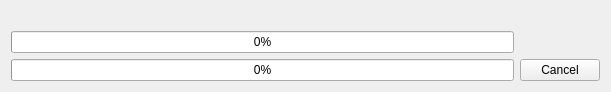
The window that manager2/progresswidget.ui (aix27249/mpkg) describes before a commit, drawn with Qt 5.
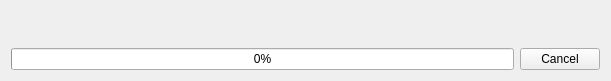
The same window after the commit.

Commit message: some of progress bars now works. again.

The edit to the form file:
```diff
--- a/manager2/progresswidget.ui
+++ b/manager2/progresswidget.ui
@@ -10,7 +10,7 @@
     <x>0</x>
     <y>0</y>
     <width>611</width>
-    <height>85</height>
+    <height>81</height>
    </rect>
   </property>
   <property name="windowTitle">
@@ -41,16 +41,6 @@
     <layout class="QHBoxLayout" name="horizontalLayout">
      <item>
       <layout class="QVBoxLayout" name="verticalLayout">
-       <item>
-        <widget class="QProgressBar" name="currentProgressBar">
-         <property name="value">
-          <number>0</number>
-         </property>
-         <property name="format">
-          <string comment="Current:" extracomment="Current:">%p%</string>
-         </property>
-        </widget>
-       </item>
        <item>
         <widget class="QProgressBar" name="totalProgressBar">
          <property name="value">
```
The commit also changes 13 other files.
